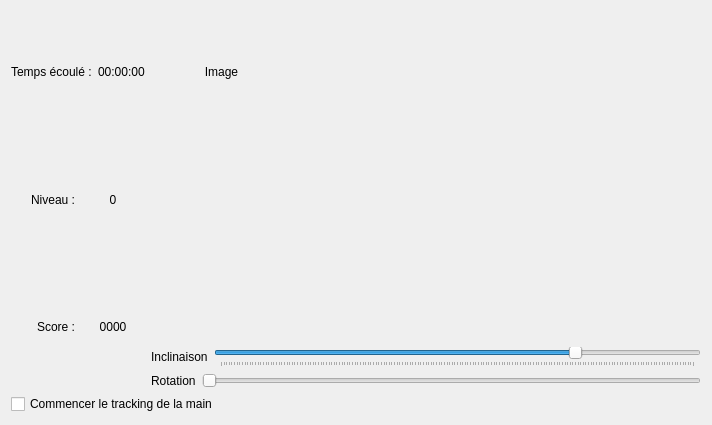
The window that MyOpenGL/window.ui (HugoPopo/trebuchetse) describes before a commit, drawn with Qt 5.
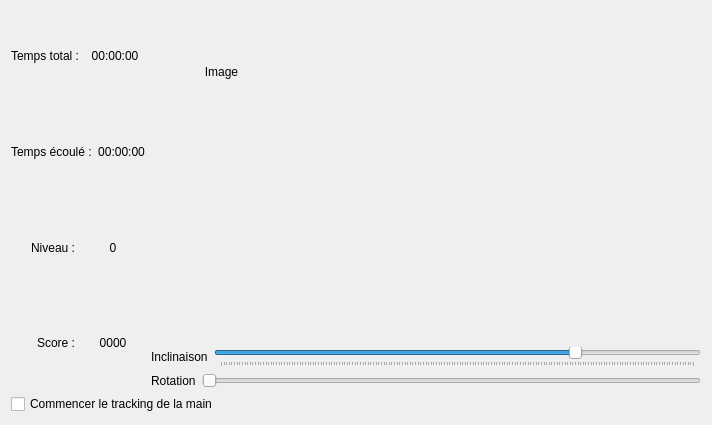
The same window after the commit. Custom widgets are drawn as their Qt base class.

Commit message: temps total + temps manche working

```diff
--- a/MyOpenGL/window.ui
+++ b/MyOpenGL/window.ui
@@ -18,6 +18,30 @@
     <layout class="QHBoxLayout" name="horizontalLayout_7">
      <item>
       <layout class="QVBoxLayout" name="verticalLayout_5">
+       <item>
+        <layout class="QHBoxLayout" name="horizontalLayout_4">
+         <item>
+          <widget class="QLabel" name="temps_total_label">
+           <property name="text">
+            <string>Temps total :</string>
+           </property>
+           <property name="alignment">
+            <set>Qt::AlignRight|Qt::AlignTrailing|Qt::AlignVCenter</set>
+           </property>
+          </widget>
+         </item>
+         <item>
+          <widget class="QLabel" name="total_label">
+           <property name="text">
+            <string>00:00:00</string>
+           </property>
+           <property name="alignment">
+            <set>Qt::AlignCenter</set>
+           </property>
+          </widget>
+         </item>
+        </layout>
+       </item>
        <item>
         <layout class="QHBoxLayout" name="horizontalLayout_8">
          <item>
@@ -32,6 +56,9 @@
            <property name="text">
             <string>00:00:00</string>
            </property>
+           <property name="alignment">
+            <set>Qt::AlignCenter</set>
+           </property>
           </widget>
          </item>
         </layout>
```
Left out of the diff: 20 changed lines with no effect on the pictures. The commit also changes 1 other file.
